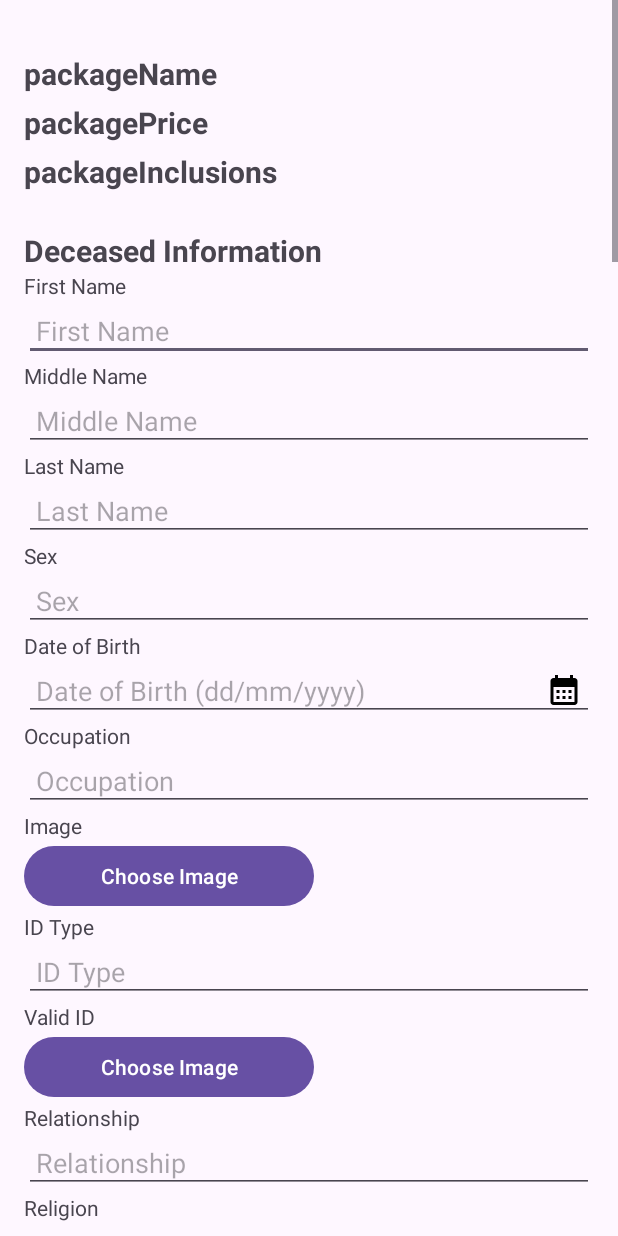
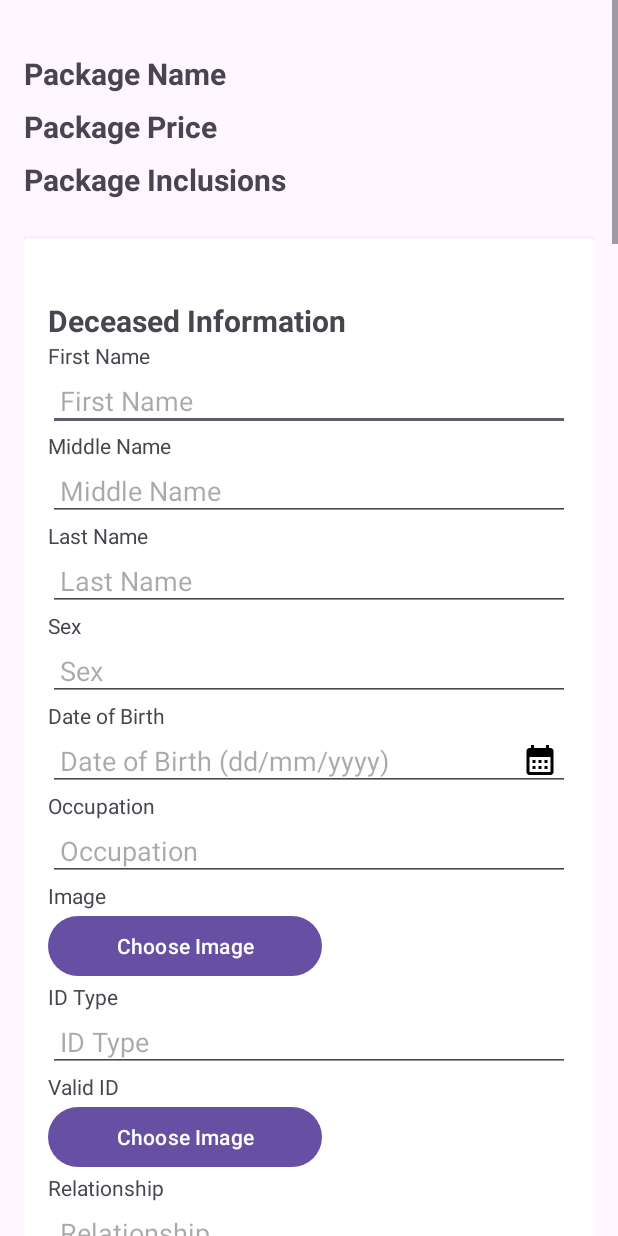
Before and after one commit to dyimz/FuneralSystemMobile, an Android app: the layout activity_inquire.xml on its own in the app's theme, with its tools: preview values and no code run, on a phone screen of 412 x 824 dp. Run offline under Robolectric (Android 15) with nearby library versions, the phone set to English and light mode, and no system bars; network calls fail.

Commit message:
updated mobile

```diff
--- a/app/src/main/java/com/example/funeralsystemmobile/ApiConstants.java
+++ b/app/src/main/java/com/example/funeralsystemmobile/ApiConstants.java
@@ -21,11 +21,11 @@ public class ApiConstants {
     public static final String AllinpackagesListURL = BASE_URL + "api/AllinpackagesList";
     public static final String productInfoURL = BASE_URL + "api/productInfo/";
     public static final String packageInfoURL = BASE_URL + "api/packageInfo/";
-    public static final String addToCartURL = BASE_URL + "api/addToCart/";
+    public static final String addToCartURL = BASE_URL + "api/addToCart";
     public static final String cartListURL = BASE_URL + "api/cartList/";
     public static final String cartTotalURL = BASE_URL + "api/cartTotal/";
-    public static final String cartDeleteURL = BASE_URL + "api/cartDelete/";
-    public static final String checkoutURL = BASE_URL + "api/checkout/";
+    public static final String cartDeleteURL = BASE_URL + "api/cartDelete";
+    public static final String checkoutURL = BASE_URL + "api/checkout";
     public static final String orderListURL = BASE_URL + "api/orderList/";
 
     public static final String inquirePackageURL = BASE_URL + "api/inquirePackage";
--- /dev/null
+++ b/app/src/main/res/drawable/rounded_corner_background.xml
@@ -0,0 +1,13 @@
+
+<shape xmlns:android="http://schemas.android.com/apk/res/android"
+android:shape="rectangle">
+<corners android:radius="8dp" />
+<stroke
+    android:width="2dp"
+    android:color="@color/blue" /> <!-- Adjust the color and width of the border as needed -->
+<padding
+    android:left="4dp"
+    android:top="4dp"
+    android:right="4dp"
+    android:bottom="4dp" /> <!-- Add padding to prevent content from touching the border -->
+</shape>
--- a/app/src/main/res/layout/activity_inquire.xml
+++ b/app/src/main/res/layout/activity_inquire.xml
@@ -14,35 +14,50 @@
         android:paddingBottom="16dp"
         tools:context=".InquireActivity">
 
+        <!-- Package Name -->
         <TextView
             android:id="@+id/packageName"
             android:layout_width="wrap_content"
             android:layout_height="wrap_content"
-            android:text="packageName"
+            android:text="Package Name"
             android:textSize="20sp"
             android:textStyle="bold"
             android:layout_marginTop="15dp"/>
 
+        <!-- Package Price -->
         <TextView
             android:id="@+id/packagePrice"
             android:layout_width="wrap_content"
             android:layout_height="wrap_content"
-            android:layout_below="@id/packageName"
-            android:text="packagePrice"
+            android:layout_marginTop="8dp"
+            android:text="Package Price"
             android:textSize="20sp"
-            android:textStyle="bold"
-            android:layout_marginTop="5dp"/>
+            android:textStyle="bold"/>
 
+        <!-- Package Inclusions -->
         <TextView
             android:id="@+id/packageInclusions"
             android:layout_width="wrap_content"
             android:layout_height="wrap_content"
-            android:layout_below="@id/packagePrice"
-            android:text="packageInclusions"
+            android:layout_marginTop="8dp"
+            android:text="Package Inclusions"
             android:textSize="20sp"
-            android:textStyle="bold"
-            android:layout_marginTop="5dp"/>
+            android:textStyle="bold"/>
 
+
+    <!-- Deceased Information -->
+    <androidx.cardview.widget.CardView
+        android:layout_width="match_parent"
+        android:layout_height="wrap_content"
+        android:layout_marginTop="25dp"
+        android:background="@drawable/rounded_corner_background"
+        android:elevation="2dp">
+
+    <LinearLayout
+        android:layout_width="match_parent"
+        android:layout_height="wrap_content"
+        android:orientation="vertical"
+        android:padding="16dp">
         <TextView
             android:id="@+id/deceasedInfo"
             android:layout_width="wrap_content"
@@ -308,7 +323,21 @@
             android:hint="Father's Name"
             android:inputType="text"
             android:padding="8dp" />
+    </LinearLayout>
+    </androidx.cardview.widget.CardView>
 
+    <androidx.cardview.widget.CardView
+        android:layout_width="match_parent"
+        android:layout_height="wrap_content"
+        android:layout_marginTop="25dp"
+        android:background="@drawable/rounded_corner_background"
+        android:elevation="2dp">
+
+    <LinearLayout
+        android:layout_width="match_parent"
+        android:layout_height="wrap_content"
+        android:orientation="vertical"
+        android:padding="16dp">
         <TextView
             android:id="@+id/deathInfo"
             android:layout_width="wrap_content"
@@ -386,7 +415,7 @@
             android:id="@+id/causeofdeath"
             android:layout_width="match_parent"
             android:layout_height="wrap_content"
-            android:hint="HOSPITAL/HOUSE/PUBLIC/text"
+            android:hint="Cause of Death"
             android:inputType="text"
             android:padding="8dp" />
 
@@ -430,7 +459,7 @@
             android:id="@+id/placeofdeath"
             android:layout_width="match_parent"
             android:layout_height="wrap_content"
-            android:hint="HOSPITAL/PUBLIC/txt"
+            android:hint="Place of Death"
             android:inputType="text"
             android:padding="8dp" />
 
@@ -521,6 +550,22 @@
                 android:gravity="start"/>
 
         </LinearLayout>
+
+    </LinearLayout>
+    </androidx.cardview.widget.CardView>
+
+    <androidx.cardview.widget.CardView
+        android:layout_width="match_parent"
+        android:layout_height="wrap_content"
+        android:layout_marginTop="25dp"
+        android:background="@drawable/rounded_corner_background"
+        android:elevation="2dp">
+
+    <LinearLayout
+        android:layout_width="match_parent"
+        android:layout_height="wrap_content"
+        android:orientation="vertical"
+        android:padding="16dp">
 
         <TextView
             android:id="@+id/servicesInfo"
@@ -755,8 +800,8 @@
             android:id="@+id/standingFlowers"
             android:layout_width="match_parent"
             android:layout_height="wrap_content"
-            android:hint="0/1"
-            android:inputType="text"
+            android:hint="quantity"
+            android:inputType="number"
             android:padding="8dp" />
 
 
@@ -770,7 +815,7 @@
             android:id="@+id/lights"
             android:layout_width="match_parent"
             android:layout_height="wrap_content"
-            android:hint="0/1"
+            android:hint="quantity"
             android:inputType="number"
             android:padding="8dp" />
 
@@ -784,7 +829,7 @@
             android:id="@+id/candleStand"
             android:layout_width="match_parent"
             android:layout_height="wrap_content"
-            android:hint="0/1"
+            android:hint="quantity"
             android:inputType="number"
             android:padding="8dp" />
 
@@ -798,7 +843,7 @@
             android:id="@+id/flooringFlowers"
             android:layout_width="match_parent"
             android:layout_height="wrap_content"
-            android:hint="0/1"
+            android:hint="quantity"
             android:inputType="number"
             android:padding="8dp" />
 
@@ -812,7 +857,7 @@
             android:id="@+id/cross"
             android:layout_width="match_parent"
             android:layout_height="wrap_content"
-            android:hint="0/1"
+            android:hint="quantity"
             android:inputType="number"
             android:padding="8dp" />
 
@@ -826,7 +871,7 @@
             android:id="@+id/tarpaulin"
             android:layout_width="match_parent"
             android:layout_height="wrap_content"
-            android:hint="0/1"
+            android:hint="quantity"
             android:inputType="number"
             android:padding="8dp" />
 
@@ -840,7 +885,7 @@
             android:id="@+id/curtains"
             android:layout_width="match_parent"
             android:layout_height="wrap_content"
-            android:hint="0/1"
+            android:hint="quantity"
             android:inputType="number"
             android:padding="8dp" />
 
@@ -854,7 +899,7 @@
             android:id="@+id/candles"
             android:layout_width="match_parent"
             android:layout_height="wrap_content"
-            android:hint="0/1"
+            android:hint="quantity"
             android:inputType="number"
             android:padding="8dp" />
 
@@ -868,7 +913,7 @@
             android:id="@+id/balloons"
             android:layout_width="match_parent"
             android:layout_height="wrap_content"
-            android:hint="0/1"
+            android:hint="quantity"
             android:inputType="number"
             android:padding="8dp" />
 
@@ -900,6 +945,22 @@
             android:hint="Enter any additional notes"
             android:padding="8dp" />
 
+    </LinearLayout>
+    </androidx.cardview.widget.CardView>
+
+    <androidx.cardview.widget.CardView
+        android:layout_width="match_parent"
+        android:layout_height="wrap_content"
+        android:layout_marginTop="25dp"
+        android:background="@drawable/rounded_corner_background"
+        android:elevation="2dp">
+
+    <LinearLayout
+        android:layout_width="match_parent"
+        android:layout_height="wrap_content"
+        android:orientation="vertical"
+        android:padding="16dp">
+
         <TextView
             android:id="@+id/wakeInfo"
             android:layout_width="wrap_content"
@@ -920,7 +981,7 @@
             android:id="@+id/locationFrom"
             android:layout_width="match_parent"
             android:layout_height="wrap_content"
-            android:hint="LOCATION"
+            android:hint="Location From"
             android:inputType="text"
             android:padding="8dp" />
 
@@ -934,7 +995,7 @@
             android:id="@+id/locationTo"
             android:layout_width="match_parent"
             android:layout_height="wrap_content"
-            android:hint="LOCATION"
+            android:hint="Location To"
             android:inputType="text"
             android:padding="8dp" />
 
@@ -981,6 +1042,7 @@
             android:layout_width="match_parent"
             android:layout_height="wrap_content"
             android:inputType="text"
+            android:hint="Name of Cemetery"
             android:padding="8dp" />
 
         <TextView
@@ -994,6 +1056,7 @@
             android:layout_width="match_parent"
             android:layout_height="wrap_content"
             android:inputType="text"
+            android:hint="Address of Cemetery"
             android:padding="8dp" />
 
         <TextView
@@ -1007,8 +1070,24 @@
             android:layout_width="match_parent"
             android:layout_height="wrap_content"
             android:inputType="textMultiLine"
+            android:hint="Obituary Description"
             android:padding="8dp" />
 
+    </LinearLayout>
+    </androidx.cardview.widget.CardView>
+
+    <androidx.cardview.widget.CardView
+        android:layout_width="match_parent"
+        android:layout_height="wrap_content"
+        android:layout_marginTop="25dp"
+        android:background="@drawable/rounded_corner_background"
+        android:elevation="2dp">
+
+    <LinearLayout
+        android:layout_width="match_parent"
+        android:layout_height="wrap_content"
+        android:orientation="vertical"
+        android:padding="16dp">
         <TextView
             android:id="@+id/paymentInfo"
             android:layout_width="wrap_content"
@@ -1030,6 +1109,7 @@
             android:layout_width="match_parent"
             android:layout_height="wrap_content"
             android:inputType="text"
+            android:hint="Collateral"
             android:padding="8dp" />
 
         <TextView
@@ -1101,7 +1181,8 @@
             android:layout_height="wrap_content"
             android:padding="8dp" />
 
-
+    </LinearLayout>
+    </androidx.cardview.widget.CardView>
 
         <Button
             android:id="@+id/orderPackage"
--- a/app/src/main/res/layout/item_order.xml
+++ b/app/src/main/res/layout/item_order.xml
@@ -3,7 +3,11 @@
     xmlns:android="http://schemas.android.com/apk/res/android"
     android:layout_width="match_parent"
     android:layout_height="wrap_content"
-    android:padding="8dp">
+    android:orientation="horizontal"
+    android:gravity="center_vertical"
+    android:padding="8dp"
+    android:background="@drawable/rounded_corner_background">
+
 
     <TextView
         android:id="@+id/tvFullName"
--- a/app/src/main/res/layout/item_products.xml
+++ b/app/src/main/res/layout/item_products.xml
@@ -1,9 +1,11 @@
 <?xml version="1.0" encoding="utf-8"?>
-<LinearLayout xmlns:android="http://schemas.android.com/apk/res/android"
+<LinearLayout
+    xmlns:android="http://schemas.android.com/apk/res/android"
     android:layout_width="match_parent"
     android:layout_height="wrap_content"
     android:orientation="vertical"
-    android:padding="8dp">
+    android:padding="8dp"
+    android:background="@drawable/rounded_corner_background">
 
 
     <ImageView
```
Also changed, not shown: app/src/main/java/com/example/funeralsystemmobile/DeceasedActivity.java (+7 -7 lines), app/src/main/java/com/example/funeralsystemmobile/LoginActivity.java (+11 -1 lines), app/src/main/java/com/example/funeralsystemmobile/ProductinfoActivity.java (+4 -3 lines), app/src/main/java/com/example/funeralsystemmobile/ProfileActivity.java (+7 -7 lines), app/src/main/res/drawable/rounded_corner_background1.xml (added, +13 -0 lines), app/src/main/res/layout/activity_deceased.xml (+13 -13 lines), app/src/main/res/layout/activity_profile.xml (+27 -27 lines), app/src/main/res/layout/item_cart.xml (+10 -3 lines).
